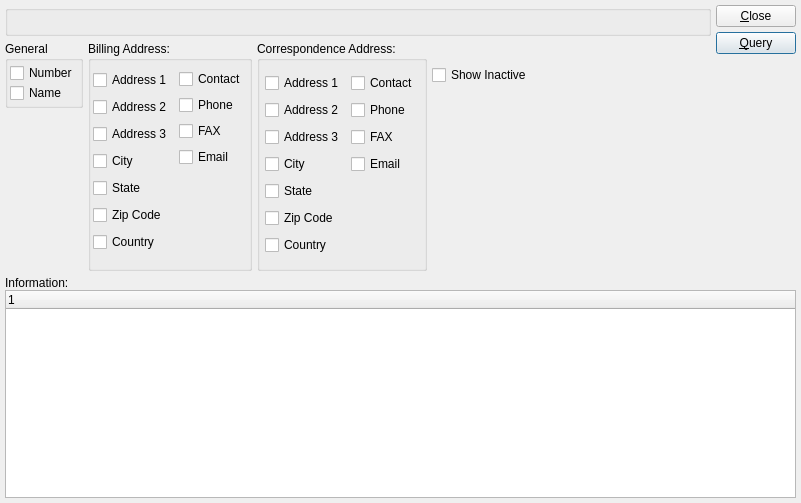
First picture: the form in guiclient/dspCustomerInformationExport.ui, repository Pegasus-RPG/xtuple-client, before the edit.
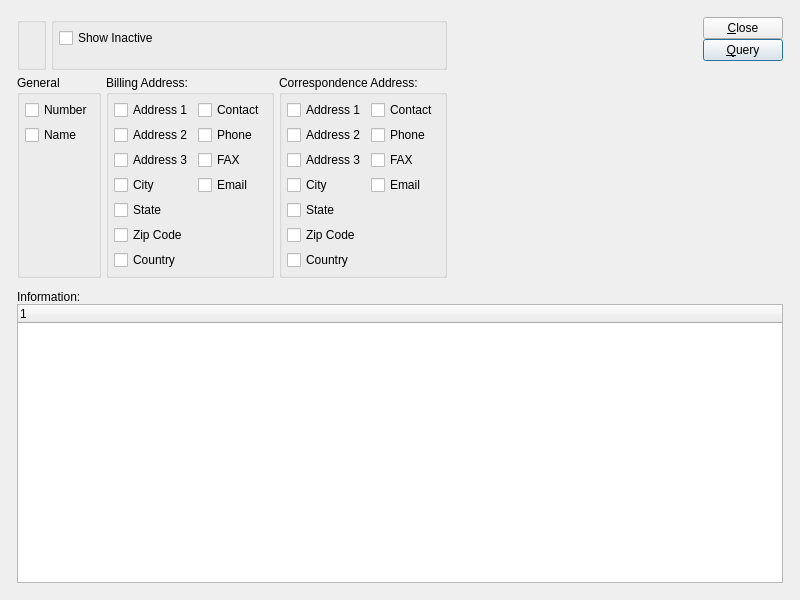
Second picture: the form after the edit. Custom widgets are drawn as their Qt base class.

Commit message: issue 8520:  Touch up layouts with tweaked clusters.

Patch:
```diff
--- a/guiclient/dspCustomerInformationExport.ui
+++ b/guiclient/dspCustomerInformationExport.ui
@@ -13,65 +13,122 @@
    <rect>
     <x>0</x>
     <y>0</y>
-    <width>801</width>
-    <height>503</height>
+    <width>800</width>
+    <height>600</height>
    </rect>
   </property>
   <property name="windowTitle" >
    <string>Customer Information Export</string>
   </property>
-   <layout class="QVBoxLayout" >
-    <item>
-     <layout class="QHBoxLayout" >
+  <layout class="QGridLayout" name="gridLayout_10" >
+   <item row="0" column="0" >
+    <layout class="QGridLayout" name="gridLayout_9" >
       <property name="margin" >
-       <number>0</number>
+      <number>12</number>
       </property>
       <property name="spacing" >
-       <number>5</number>
-      </property>
+      <number>12</number>
+     </property>
+     <item row="0" column="0" >
+      <layout class="QHBoxLayout" name="horizontalLayout_3" >
       <item>
-       <layout class="QVBoxLayout" >
-        <property name="margin" >
-         <number>0</number>
-        </property>
-        <property name="spacing" >
-         <number>5</number>
-        </property>
+        <layout class="QGridLayout" name="gridLayout_8" >
+         <item row="0" column="0" >
+          <layout class="QHBoxLayout" name="horizontalLayout" >
         <item>
          <widget class="ParameterGroup" name="_customerType" >
           <property name="title" >
            <string/>
           </property>
+             <property name="fixedSize" >
+              <bool>false</bool>
+             </property>
          </widget>
         </item>
         <item>
-         <layout class="QHBoxLayout" >
-          <property name="margin" >
-           <number>0</number>
-          </property>
-          <property name="spacing" >
-           <number>5</number>
-          </property>
-          <item>
+            <widget class="QGroupBox" name="_optionsGroup" >
+             <property name="title" >
+              <string/>
+             </property>
+             <layout class="QGridLayout" name="gridLayout_7" >
+              <item row="0" column="0" >
            <layout class="QVBoxLayout" >
+                <property name="spacing" >
+                 <number>0</number>
+                </property>
             <property name="margin" >
              <number>0</number>
             </property>
+                <item>
+                 <layout class="QHBoxLayout" >
             <property name="spacing" >
              <number>0</number>
             </property>
+                  <property name="margin" >
+                   <number>0</number>
+                  </property>
+                  <item>
+                   <widget class="XCheckBox" name="_showInactive" >
+                    <property name="text" >
+                     <string>Show Inactive</string>
+                    </property>
+                   </widget>
+                  </item>
+                  <item>
+                   <spacer>
+                    <property name="orientation" >
+                     <enum>Qt::Horizontal</enum>
+                    </property>
+                    <property name="sizeType" >
+                     <enum>QSizePolicy::Expanding</enum>
+                    </property>
+                    <property name="sizeHint" stdset="0" >
+                     <size>
+                      <width>0</width>
+                      <height>16</height>
+                     </size>
+                    </property>
+                   </spacer>
+                  </item>
+                 </layout>
+                </item>
+                <item>
+                 <spacer>
+                  <property name="orientation" >
+                   <enum>Qt::Vertical</enum>
+                  </property>
+                  <property name="sizeType" >
+                   <enum>QSizePolicy::Expanding</enum>
+                  </property>
+                  <property name="sizeHint" stdset="0" >
+                   <size>
+                    <width>10</width>
+                    <height>0</height>
+                   </size>
+                  </property>
+                 </spacer>
+                </item>
+               </layout>
+              </item>
+             </layout>
+             <zorder></zorder>
+             <zorder></zorder>
+            </widget>
+           </item>
+          </layout>
+         </item>
+         <item row="1" column="0" >
+          <layout class="QHBoxLayout" name="horizontalLayout_2" >
             <item>
              <widget class="QGroupBox" name="groupBox29" >
               <property name="title" >
                <string>General</string>
               </property>
-              <layout class="QVBoxLayout" >
-               <property name="margin" >
-                <number>2</number>
-               </property>
-               <property name="spacing" >
-                <number>0</number>
-               </property>
+             <layout class="QGridLayout" name="gridLayout_2" >
+              <item row="0" column="0" >
+               <layout class="QVBoxLayout" name="verticalLayout_2" >
+                <item>
+                 <layout class="QVBoxLayout" name="verticalLayout" >
                <item>
                 <widget class="XCheckBox" name="_number" >
                  <property name="text" >
@@ -87,7 +144,6 @@
                 </widget>
                </item>
               </layout>
-             </widget>
             </item>
             <item>
              <spacer>
@@ -97,79 +153,104 @@
               <property name="sizeType" >
                <enum>QSizePolicy::Expanding</enum>
               </property>
-              <property name="sizeHint" >
+                  <property name="sizeHint" stdset="0" >
                <size>
                 <width>16</width>
-                <height>116</height>
+                    <height>0</height>
                </size>
               </property>
              </spacer>
             </item>
            </layout>
+              </item>
+             </layout>
+             <zorder>_number</zorder>
+             <zorder>_name</zorder>
+             <zorder></zorder>
+             <zorder></zorder>
+            </widget>
           </item>
           <item>
            <widget class="QGroupBox" name="_billingGroup" >
             <property name="title" >
              <string>Billing Address:</string>
             </property>
-            <layout class="QHBoxLayout" >
-             <property name="margin" >
-              <number>2</number>
-             </property>
-             <property name="spacing" >
-              <number>7</number>
-             </property>
+             <layout class="QGridLayout" name="gridLayout_4" >
+              <item row="0" column="0" >
+               <layout class="QVBoxLayout" name="verticalLayout_3" >
              <item>
-              <layout class="QVBoxLayout" >
-               <property name="margin" >
-                <number>0</number>
-               </property>
-               <property name="spacing" >
-                <number>0</number>
-               </property>
-               <item>
+                 <layout class="QGridLayout" name="gridLayout_3" >
+                  <item row="0" column="0" >
                 <widget class="XCheckBox" name="_billAddress1" >
                  <property name="text" >
                   <string>Address 1</string>
                  </property>
                 </widget>
                </item>
-               <item>
+                  <item row="0" column="1" >
+                   <widget class="XCheckBox" name="_billContact" >
+                    <property name="text" >
+                     <string>Contact</string>
+                    </property>
+                   </widget>
+                  </item>
+                  <item row="1" column="0" >
                 <widget class="XCheckBox" name="_billAddress2" >
                  <property name="text" >
                   <string>Address 2</string>
                  </property>
                 </widget>
                </item>
-               <item>
+                  <item row="1" column="1" >
+                   <widget class="XCheckBox" name="_billPhone" >
+                    <property name="text" >
+                     <string>Phone</string>
+                    </property>
+                   </widget>
+                  </item>
+                  <item row="2" column="0" >
                 <widget class="XCheckBox" name="_billAddress3" >
                  <property name="text" >
                   <string>Address 3</string>
                  </property>
                 </widget>
                </item>
-               <item>
+                  <item row="2" column="1" >
+                   <widget class="XCheckBox" name="_billFAX" >
+                    <property name="text" >
+                     <string>FAX</string>
+                    </property>
+                   </widget>
+                  </item>
+                  <item row="3" column="0" >
                 <widget class="XCheckBox" name="_billCity" >
                  <property name="text" >
                   <string>City</string>
                  </property>
                 </widget>
                </item>
-               <item>
+                  <item row="3" column="1" >
+                   <widget class="XCheckBox" name="_billEmail" >
+                    <property name="text" >
+                     <string>Email</string>
+                    </property>
+                   </widget>
+                  </item>
+                  <item row="4" column="0" >
                 <widget class="XCheckBox" name="_billState" >
                  <property name="text" >
                   <string>State</string>
                  </property>
                 </widget>
                </item>
-               <item>
+                  <item row="5" column="0" >
                 <widget class="XCheckBox" name="_billZipCode" >
                  <property name="text" >
                   <string>Zip Code</string>
                  </property>
                 </widget>
                </item>
-               <item>
+                  <item row="6" column="0" >
                 <widget class="XCheckBox" name="_billCountry" >
                  <property name="text" >
                   <string>Country</string>
@@ -179,42 +260,6 @@
               </layout>
              </item>
              <item>
-              <layout class="QVBoxLayout" >
-               <property name="margin" >
-                <number>0</number>
-               </property>
-               <property name="spacing" >
-                <number>0</number>
-               </property>
-               <item>
-                <widget class="XCheckBox" name="_billContact" >
-                 <property name="text" >
-                  <string>Contact</string>
-                 </property>
-                </widget>
-               </item>
-               <item>
-                <widget class="XCheckBox" name="_billPhone" >
-                 <property name="text" >
-                  <string>Phone</string>
-                 </property>
-                </widget>
-               </item>
-               <item>
-                <widget class="XCheckBox" name="_billFAX" >
-                 <property name="text" >
-                  <string>FAX</string>
-                 </property>
-                </widget>
-               </item>
-               <item>
-                <widget class="XCheckBox" name="_billEmail" >
-                 <property name="text" >
-                  <string>Email</string>
-                 </property>
-                </widget>
-               </item>
-               <item>
                 <spacer>
                  <property name="orientation" >
                   <enum>Qt::Vertical</enum>
@@ -222,10 +267,10 @@
                  <property name="sizeType" >
                   <enum>QSizePolicy::Preferred</enum>
                  </property>
-                 <property name="sizeHint" >
+                  <property name="sizeHint" stdset="0" >
                   <size>
                    <width>10</width>
-                   <height>90</height>
+                    <height>0</height>
                   </size>
                  </property>
                 </spacer>
@@ -240,64 +285,82 @@
             <property name="title" >
              <string>Correspondence Address:</string>
             </property>
-            <layout class="QHBoxLayout" >
-             <property name="margin" >
-              <number>5</number>
-             </property>
-             <property name="spacing" >
-              <number>7</number>
-             </property>
+             <layout class="QGridLayout" name="gridLayout_6" >
+              <item row="0" column="0" >
+               <layout class="QVBoxLayout" name="verticalLayout_4" >
              <item>
-              <layout class="QVBoxLayout" >
-               <property name="margin" >
-                <number>0</number>
-               </property>
-               <property name="spacing" >
-                <number>0</number>
-               </property>
-               <item>
+                 <layout class="QGridLayout" name="gridLayout_5" >
+                  <item row="0" column="0" >
                 <widget class="XCheckBox" name="_corrAddress1" >
                  <property name="text" >
                   <string>Address 1</string>
                  </property>
                 </widget>
                </item>
-               <item>
+                  <item row="0" column="1" >
+                   <widget class="XCheckBox" name="_corrContact" >
+                    <property name="text" >
+                     <string>Contact</string>
+                    </property>
+                   </widget>
+                  </item>
+                  <item row="1" column="0" >
                 <widget class="XCheckBox" name="_corrAddress2" >
                  <property name="text" >
                   <string>Address 2</string>
                  </property>
                 </widget>
                </item>
-               <item>
+                  <item row="1" column="1" >
+                   <widget class="XCheckBox" name="_corrPhone" >
+                    <property name="text" >
+                     <string>Phone</string>
+                    </property>
+                   </widget>
+                  </item>
+                  <item row="2" column="0" >
                 <widget class="XCheckBox" name="_corrAddress3" >
                  <property name="text" >
                   <string>Address 3</string>
                  </property>
                 </widget>
                </item>
-               <item>
+                  <item row="2" column="1" >
+                   <widget class="XCheckBox" name="_corrFAX" >
+                    <property name="text" >
+                     <string>FAX</string>
+                    </property>
+                   </widget>
+                  </item>
+                  <item row="3" column="0" >
                 <widget class="XCheckBox" name="_corrCity" >
                  <property name="text" >
                   <string>City</string>
                  </property>
                 </widget>
                </item>
-               <item>
+                  <item row="3" column="1" >
+                   <widget class="XCheckBox" name="_corrEmail" >
+                    <property name="text" >
+                     <string>Email</string>
+                    </property>
+                   </widget>
+                  </item>
+                  <item row="4" column="0" >
                 <widget class="XCheckBox" name="_corrState" >
                  <property name="text" >
                   <string>State</string>
                  </property>
                 </widget>
                </item>
-               <item>
+                  <item row="5" column="0" >
                 <widget class="XCheckBox" name="_corrZipCode" >
                  <property name="text" >
                   <string>Zip Code</string>
                  </property>
                 </widget>
                </item>
-               <item>
+                  <item row="6" column="0" >
                 <widget class="XCheckBox" name="_corrCountry" >
                  <property name="text" >
                   <string>Country</string>
@@ -307,42 +370,6 @@
               </layout>
              </item>
              <item>
-              <layout class="QVBoxLayout" >
-               <property name="margin" >
-                <number>0</number>
-               </property>
-               <property name="spacing" >
-                <number>0</number>
-               </property>
-               <item>
-                <widget class="XCheckBox" name="_corrContact" >
-                 <property name="text" >
-                  <string>Contact</string>
-                 </property>
-                </widget>
-               </item>
-               <item>
-                <widget class="XCheckBox" name="_corrPhone" >
-                 <property name="text" >
-                  <string>Phone</string>
-                 </property>
-                </widget>
-               </item>
-               <item>
-                <widget class="XCheckBox" name="_corrFAX" >
-                 <property name="text" >
-                  <string>FAX</string>
-                 </property>
-                </widget>
-               </item>
-               <item>
-                <widget class="XCheckBox" name="_corrEmail" >
-                 <property name="text" >
-                  <string>Email</string>
-                 </property>
-                </widget>
-               </item>
-               <item>
                 <spacer>
                  <property name="orientation" >
                   <enum>Qt::Vertical</enum>
@@ -350,10 +377,10 @@
                  <property name="sizeType" >
                   <enum>QSizePolicy::Preferred</enum>
                  </property>
-                 <property name="sizeHint" >
+                  <property name="sizeHint" stdset="0" >
                   <size>
                    <width>10</width>
-                   <height>80</height>
+                    <height>0</height>
                   </size>
                  </property>
                 </spacer>
@@ -363,84 +390,38 @@
             </layout>
            </widget>
           </item>
-          <item>
-           <layout class="QVBoxLayout" >
-            <property name="margin" >
-             <number>0</number>
-            </property>
-            <property name="spacing" >
-             <number>0</number>
-            </property>
-            <item>
-             <layout class="QHBoxLayout" >
-              <property name="margin" >
-               <number>0</number>
-              </property>
-              <property name="spacing" >
-               <number>0</number>
-              </property>
-              <item>
-               <widget class="XCheckBox" name="_showInactive" >
-                <property name="text" >
-                 <string>Show Inactive</string>
-                </property>
-               </widget>
-              </item>
+          </layout>
+         </item>
+        </layout>
+       </item>
               <item>
-               <spacer>
+        <spacer name="horizontalSpacer" >
                 <property name="orientation" >
                  <enum>Qt::Horizontal</enum>
                 </property>
-                <property name="sizeType" >
-                 <enum>QSizePolicy::Expanding</enum>
-                </property>
-                <property name="sizeHint" >
+         <property name="sizeHint" stdset="0" >
                  <size>
-                  <width>55</width>
-                  <height>16</height>
+           <width>0</width>
+           <height>20</height>
                  </size>
                 </property>
                </spacer>
               </item>
-             </layout>
-            </item>
             <item>
-             <spacer>
-              <property name="orientation" >
-               <enum>Qt::Vertical</enum>
-              </property>
-              <property name="sizeType" >
-               <enum>QSizePolicy::Preferred</enum>
-              </property>
-              <property name="sizeHint" >
-               <size>
-                <width>10</width>
-                <height>161</height>
-               </size>
-              </property>
-             </spacer>
-            </item>
-           </layout>
-          </item>
-         </layout>
-        </item>
-       </layout>
-      </item>
-      <item>
        <layout class="QVBoxLayout" >
-        <property name="margin" >
+         <property name="spacing" >
          <number>0</number>
         </property>
-        <property name="spacing" >
+         <property name="margin" >
          <number>0</number>
         </property>
         <item>
          <layout class="QVBoxLayout" >
-          <property name="margin" >
+           <property name="spacing" >
            <number>0</number>
           </property>
-          <property name="spacing" >
-           <number>5</number>
+           <property name="margin" >
+            <number>0</number>
           </property>
           <item>
            <widget class="QPushButton" name="_close" >
@@ -476,9 +457,9 @@
            <enum>Qt::Vertical</enum>
           </property>
           <property name="sizeType" >
-           <enum>QSizePolicy::Preferred</enum>
-          </property>
-          <property name="sizeHint" >
+            <enum>QSizePolicy::Expanding</enum>
+           </property>
+           <property name="sizeHint" stdset="0" >
            <size>
             <width>16</width>
             <height>217</height>
@@ -490,14 +471,32 @@
       </item>
      </layout>
     </item>
-    <item>
+     <item row="1" column="0" >
+      <widget class="QFrame" name="_frame" >
+       <property name="sizePolicy" >
+        <sizepolicy vsizetype="Expanding" hsizetype="Preferred" >
+         <horstretch>0</horstretch>
+         <verstretch>1</verstretch>
+        </sizepolicy>
+       </property>
+       <property name="frameShape" >
+        <enum>QFrame::NoFrame</enum>
+       </property>
+       <property name="frameShadow" >
+        <enum>QFrame::Raised</enum>
+       </property>
+       <layout class="QGridLayout" name="gridLayout" >
+        <property name="margin" >
+         <number>0</number>
+        </property>
+        <item row="0" column="0" >
      <layout class="QVBoxLayout" >
-      <property name="margin" >
-       <number>0</number>
-      </property>
       <property name="spacing" >
        <number>0</number>
       </property>
+          <property name="margin" >
+           <number>0</number>
+          </property>
       <item>
        <widget class="QLabel" name="_informationLit" >
         <property name="text" >
@@ -512,6 +511,11 @@
     </item>
    </layout>
  </widget>
+     </item>
+    </layout>
+   </item>
+  </layout>
+ </widget>
  <layoutdefault spacing="5" margin="5" />
  <pixmapfunction>qPixmapFromMimeSource</pixmapfunction>
  <customwidgets>
```
Left out of the diff: 2 changed lines with no effect on the pictures. Lines whose indentation alone changed are shown as unchanged. The commit also changes 34 other files.
